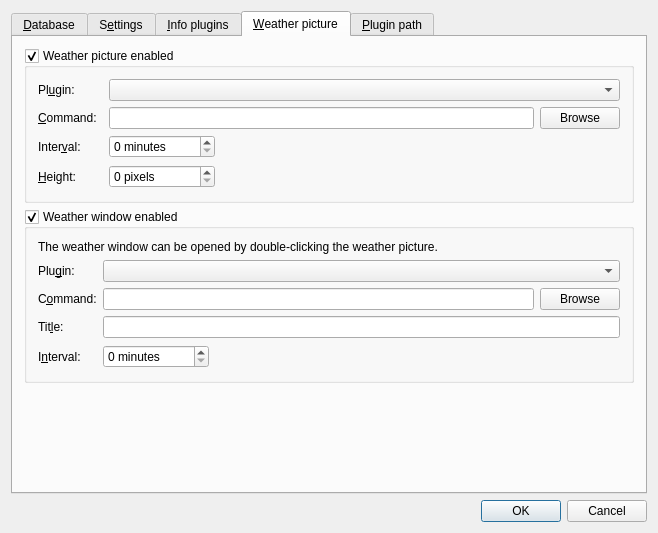
Above: src/gui/windows/SettingsWindow.ui from startkladde/startkladde before the change. Below: the same form after it.
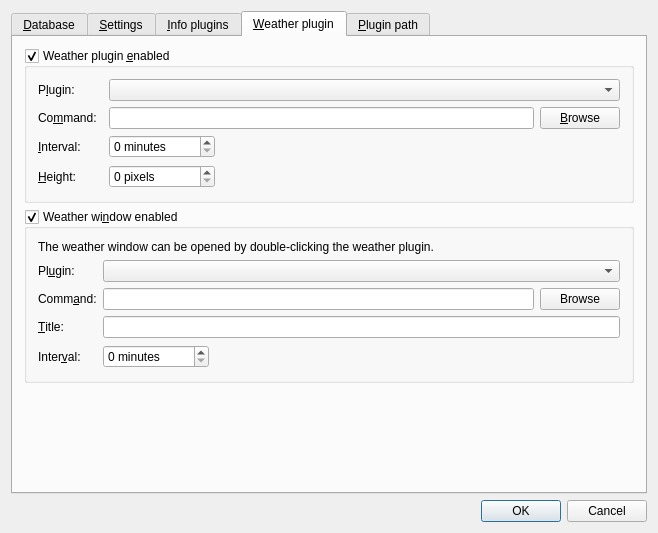
That is the form after the change. The open tabs and pages were chosen to show the change. Custom widgets are drawn as their Qt base class.

```diff
--- a/src/gui/windows/SettingsWindow.ui
+++ b/src/gui/windows/SettingsWindow.ui
@@ -227,7 +227,7 @@
      </widget>
      <widget class="QWidget" name="settingsTab">
       <attribute name="title">
-       <string>S&amp;ettings</string>
+       <string>&amp;Settings</string>
       </attribute>
       <layout class="QVBoxLayout" name="verticalLayout_4">
        <item>
@@ -580,13 +580,13 @@
      </widget>
      <widget class="QWidget" name="weatherPluginsTab">
       <attribute name="title">
-       <string>&amp;Weather picture</string>
+       <string>&amp;Weather plugin</string>
       </attribute>
       <layout class="QVBoxLayout" name="verticalLayout_10">
        <item>
         <widget class="QGroupBox" name="weatherPluginBox">
          <property name="title">
-          <string>Weather picture enabled</string>
+          <string>Weather plugin &amp;enabled</string>
          </property>
          <property name="checkable">
           <bool>true</bool>
@@ -631,7 +631,7 @@
           <item row="4" column="0">
            <widget class="QLabel" name="weatherPluginIntervalLabel">
             <property name="text">
-             <string>Inter&amp;val:</string>
+             <string>&amp;Interval:</string>
             </property>
             <property name="buddy">
              <cstring>weatherPluginIntervalInput</cstring>
@@ -641,7 +641,7 @@
           <item row="1" column="0">
            <widget class="QLabel" name="weatherPluginLabel">
             <property name="text">
-             <string>Pl&amp;ugin:</string>
+             <string>P&amp;lugin:</string>
             </property>
             <property name="buddy">
              <cstring>weatherPluginInput</cstring>
@@ -680,7 +680,7 @@
           <item row="2" column="0">
            <widget class="QLabel" name="weatherPluginCommandLabel">
             <property name="text">
-             <string>&amp;Command:</string>
+             <string>Co&amp;mmand:</string>
             </property>
             <property name="buddy">
              <cstring>weatherPluginCommandInput</cstring>
@@ -703,7 +703,7 @@
              <item>
               <widget class="QPushButton" name="browseWeatherPluginCommandButton">
                <property name="text">
-                <string>Browse</string>
+                <string>&amp;Browse</string>
                </property>
               </widget>
              </item>
@@ -716,7 +716,7 @@
        <item>
         <widget class="QGroupBox" name="weatherWindowBox">
          <property name="title">
-          <string>Weather window enabled</string>
+          <string>Weather wi&amp;ndow enabled</string>
          </property>
          <property name="checkable">
           <bool>true</bool>
@@ -725,7 +725,7 @@
           <item row="1" column="0">
            <widget class="QLabel" name="weatherWindowPluginLabel">
             <property name="text">
-             <string>Plu&amp;gin:</string>
+             <string>Pl&amp;ugin:</string>
             </property>
             <property name="buddy">
              <cstring>weatherWindowPluginInput</cstring>
@@ -735,7 +735,7 @@
           <item row="4" column="0">
            <widget class="QLabel" name="weatherWindowTitleLabel">
             <property name="text">
-             <string>Tit&amp;le:</string>
+             <string>&amp;Title:</string>
             </property>
             <property name="buddy">
              <cstring>weatherWindowTitleInput</cstring>
@@ -752,7 +752,7 @@
           <item row="5" column="0">
            <widget class="QLabel" name="weatherWindowIntervalLabel">
             <property name="text">
-             <string>I&amp;nterval:</string>
+             <string>Inter&amp;val:</string>
             </property>
             <property name="buddy">
              <cstring>weatherWindowIntervalInput</cstring>
@@ -788,7 +788,7 @@
           <item row="0" column="0" colspan="3">
            <widget class="QLabel" name="label_4">
             <property name="text">
-             <string>The weather window can be opened by double-clicking the weather picture.</string>
+             <string>The weather window can be opened by double-clicking the weather plugin.</string>
             </property>
             <property name="wordWrap">
              <bool>true</bool>
@@ -801,7 +801,7 @@
           <item row="3" column="0">
            <widget class="QLabel" name="weatherWindowCommandLabel">
             <property name="text">
-             <string>C&amp;ommand:</string>
+             <string>Comm&amp;and:</string>
             </property>
             <property name="buddy">
              <cstring>weatherWindowCommandInput</cstring>
```
Left out of the diff: 37 changed lines with no effect on the pictures.
